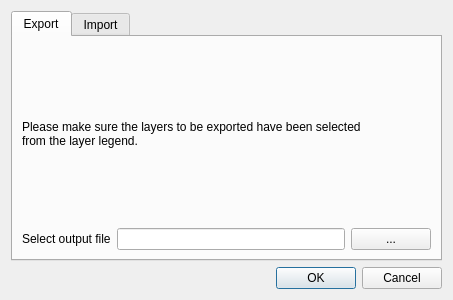
Qt form export_to_gpkg_dialog_base.ui (DodoIta/beedip) before a commit.
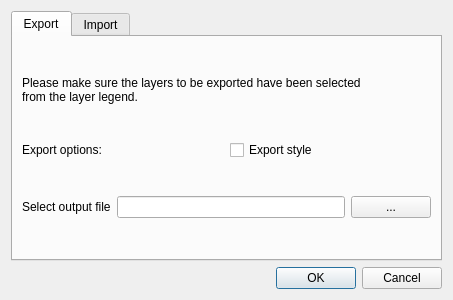
The same form after that commit.

Commit message: added save style checkbox

Patch:
```diff
--- a/export_to_gpkg_dialog_base.ui
+++ b/export_to_gpkg_dialog_base.ui
@@ -26,19 +26,55 @@
       <layout class="QVBoxLayout" name="verticalLayout_2">
        <item>
         <layout class="QHBoxLayout" name="horizontalLayout">
-         <item alignment="Qt::AlignVCenter">
+         <item>
           <widget class="QLabel" name="label">
+           <property name="sizePolicy">
+            <sizepolicy hsizetype="Preferred" vsizetype="Fixed">
+             <horstretch>0</horstretch>
+             <verstretch>0</verstretch>
+            </sizepolicy>
+           </property>
+           <property name="layoutDirection">
+            <enum>Qt::LeftToRight</enum>
+           </property>
+           <property name="autoFillBackground">
+            <bool>false</bool>
+           </property>
            <property name="text">
             <string>Please make sure the layers to be exported have been selected
 from the layer legend.</string>
            </property>
+           <property name="scaledContents">
+            <bool>false</bool>
+           </property>
+           <property name="wordWrap">
+            <bool>false</bool>
+           </property>
+          </widget>
+         </item>
+        </layout>
+       </item>
+       <item>
+        <layout class="QHBoxLayout" name="horizontalLayout_4">
+         <item>
+          <widget class="QLabel" name="label_4">
+           <property name="text">
+            <string>Export options:</string>
+           </property>
+          </widget>
+         </item>
+         <item>
+          <widget class="QCheckBox" name="checkBox">
+           <property name="text">
+            <string>Export style</string>
+           </property>
           </widget>
          </item>
         </layout>
        </item>
        <item>
         <layout class="QHBoxLayout" name="horizontalLayout_2">
-         <item>
+         <item alignment="Qt::AlignVCenter">
           <widget class="QLabel" name="label_2">
            <property name="text">
             <string>Select output file</string>
```
